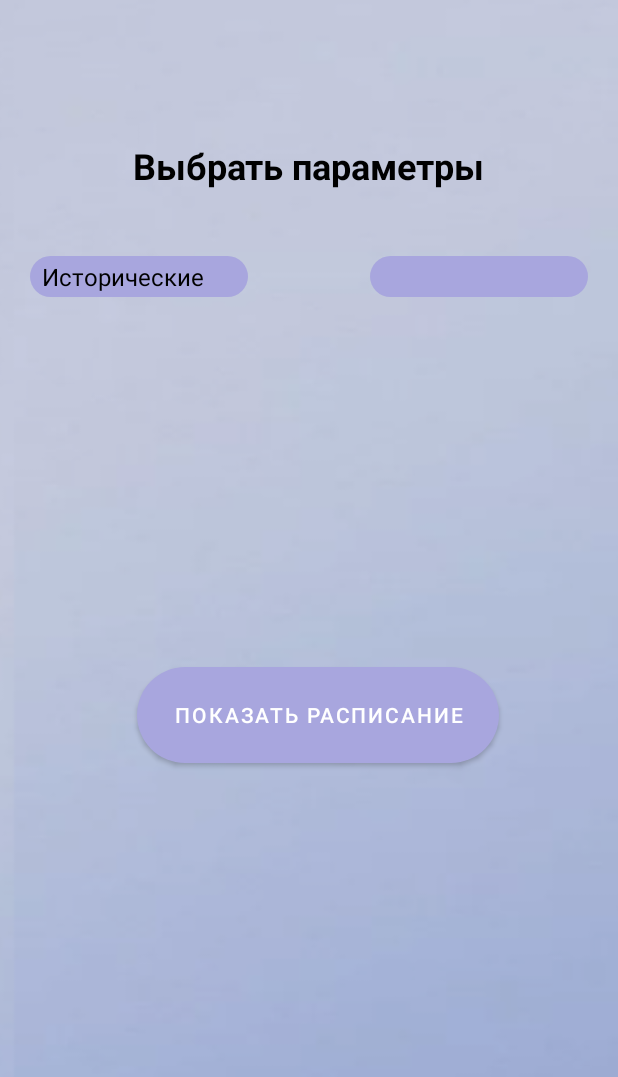
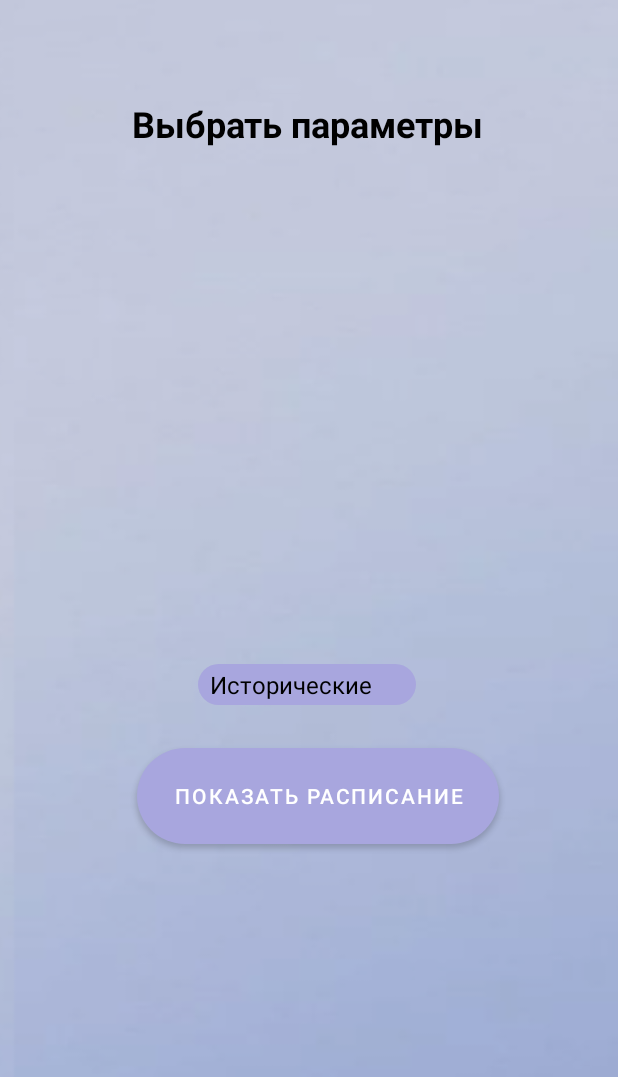
Before and after one commit to Kvantorium16/schedule, an Android app: the screen it shows after launch (MainActivity), on a phone screen of 412 x 824 dp, the part 159-1236 px from its top. Run offline under Robolectric (Android 15) with nearby library versions, the light colour scheme and no system bars; Roboto replaces fonts that are not available here.

Commit message:
Interface: Add Second Layout, new picture, new strings and designed maket layout.

```diff
--- a/app/src/main/res/layout/activity_main.xml
+++ b/app/src/main/res/layout/activity_main.xml
@@ -26,12 +26,23 @@
         android:id="@+id/main_button"
         android:layout_width="241dp"
         android:layout_height="64dp"
-        android:layout_marginTop="318dp"
+        android:layout_marginTop="400dp"
         android:background="@drawable/custom_button"
         android:text="@string/chose_btn_name"
         app:backgroundTint="#A8A6DE"
         app:layout_constraintEnd_toEndOf="parent"
         app:layout_constraintHorizontal_bias="0.535"
+        app:layout_constraintStart_toStartOf="parent"
+        app:layout_constraintTop_toBottomOf="@+id/chose_text" />
+
+    <Spinner
+        android:id="@+id/directions_spinner"
+        android:layout_width="145dp"
+        android:layout_height="27dp"
+        android:layout_marginStart="132dp"
+        android:layout_marginLeft="132dp"
+        android:layout_marginTop="344dp"
+        android:background="@drawable/custom_spinner"
         app:layout_constraintStart_toStartOf="parent"
         app:layout_constraintTop_toBottomOf="@+id/chose_text" />
 
@@ -48,38 +59,18 @@
         app:srcCompat="@drawable/icon"
         tools:srcCompat="@drawable/icon" />
 
-    <Spinner
-        android:id="@+id/directions_spinner"
-        android:layout_width="145dp"
-        android:layout_height="27dp"
-        android:layout_marginStart="20dp"
-        android:layout_marginLeft="20dp"
-        android:layout_marginTop="44dp"
-        android:background="@drawable/custom_spinner"
-        app:layout_constraintStart_toStartOf="parent"
-        app:layout_constraintTop_toBottomOf="@+id/chose_text" />
-
-    <Spinner
-        android:id="@+id/group_spinner"
-        android:layout_width="145dp"
-        android:layout_height="27dp"
-        android:layout_marginTop="44dp"
-        android:layout_marginEnd="20dp"
-        android:layout_marginRight="20dp"
-        android:background="@drawable/custom_spinner"
-        app:layout_constraintEnd_toEndOf="parent"
-        app:layout_constraintTop_toBottomOf="@+id/chose_text" />
-
     <TextView
         android:id="@+id/chose_text"
         android:layout_width="wrap_content"
         android:layout_height="wrap_content"
-        android:layout_marginTop="200dp"
+        android:layout_marginTop="172dp"
         android:text="@string/chose_text_name"
         android:textColor="#000000"
         android:textSize="24sp"
         android:textStyle="bold"
         app:layout_constraintEnd_toEndOf="parent"
+        app:layout_constraintHorizontal_bias="0.497"
         app:layout_constraintStart_toStartOf="parent"
         app:layout_constraintTop_toTopOf="parent" />
+
 </androidx.constraintlayout.widget.ConstraintLayout>
```
Also changed, not shown: app/src/main/res/layout/second_layout.xml (added, +53 -0 lines), app/src/main/res/values/strings.xml (+20 -0 lines), app/src/main/res/drawable/geokvantum1.png (added).
